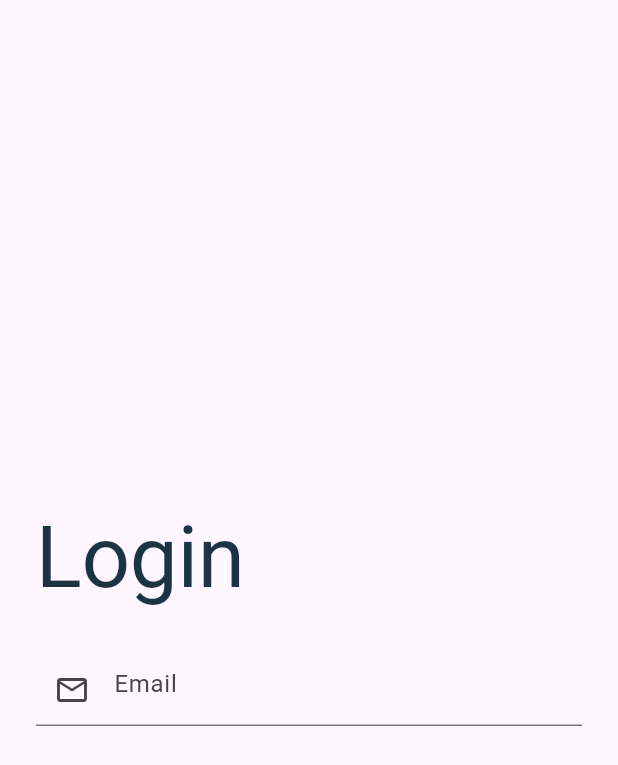
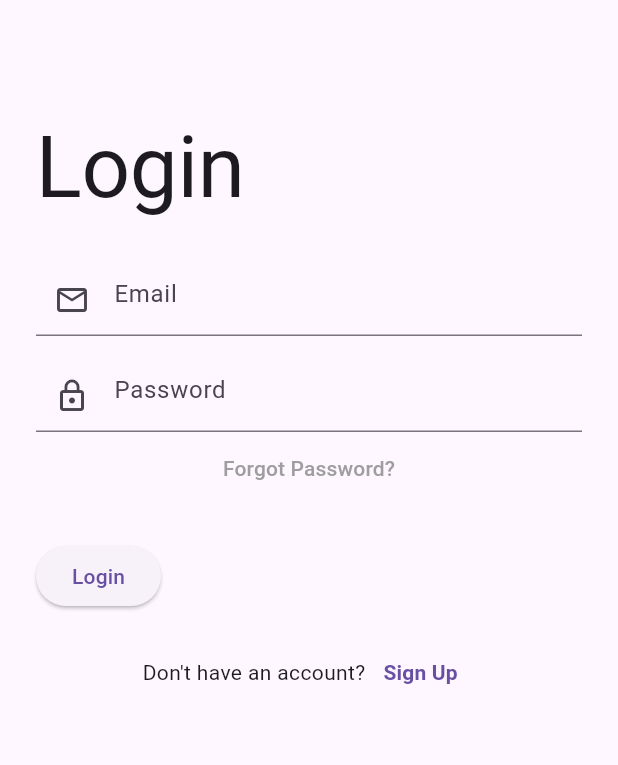
Before and after one commit to mti-prog/yntymak_mvp, a Flutter app: the screen it shows after launch, on a phone screen of 412 x 824 dp. Shown: the top 765 px of the screen. Run offline on Flutter 3.47's test engine with Material 3 defaults, Android fonts, the phone set to English and light mode, and no system bars.

Commit message:
third task completed

```diff
--- a/lib/screens/login_screen.dart
+++ b/lib/screens/login_screen.dart
@@ -1,35 +1,119 @@
 import 'package:flutter/material.dart';
+import 'sign_up_screen.dart'; // Импортируем экран регистрации
 
-class LoginScreen extends StatelessWidget {
+class LoginScreen extends StatefulWidget {
   const LoginScreen({super.key});
+
+  @override
+  State<LoginScreen> createState() => _LoginScreenState();
+}
+
+class _LoginScreenState extends State<LoginScreen> {
+  // Ключ для управления формой
+  final _formKey = GlobalKey<FormState>();
+
+  // Контроллеры для получения текста из полей
+  final _emailController = TextEditingController();
+  final _passwordController = TextEditingController();
+
+  // Логика нажатия на кнопку входа
+  void _submit() {
+    if (_formKey.currentState!.validate()) {
+      // Если валидация прошла успешно
+      print("Email: ${_emailController.text}");
+      ScaffoldMessenger.of(context).showSnackBar(
+        const SnackBar(content: Text('Входим в систему...')),
+      );
+    }
+  }
 
   @override
   Widget build(BuildContext context) {
     return Scaffold(
-      body: Padding(
+      body: SafeArea(
+        // Оборачиваем в SingleChildScrollView, чтобы не было Overflow при открытии клавиатуры
+        child: SingleChildScrollView(
           padding: const EdgeInsets.symmetric(horizontal: 24.0),
+          child: Form(
+            key: _formKey, // Привязываем ключ
             child: Column(
-          mainAxisAlignment: MainAxisAlignment.center,
               crossAxisAlignment: CrossAxisAlignment.start,
               children: [
-            // Заголовок Login
+                const SizedBox(height: 80),
                 Text(
                   'Login',
-              style: Theme.of(context).textTheme.displayLarge?.copyWith(
-                color: const Color(0xFF1B3344), // Темно-синий из темы
-              ),
+                  style: Theme.of(context).textTheme.displayLarge,
                 ),
                 const SizedBox(height: 32),
 
-            // Поле ввода Email
-            const TextField(
-              decoration: InputDecoration(
+                // Поле Email с валидацией
+                TextFormField(
+                  controller: _emailController,
+                  decoration: const InputDecoration(
                     hintText: 'Email',
                     prefixIcon: Icon(Icons.email_outlined),
                   ),
-              keyboardType: TextInputType.emailAddress,
+                  validator: (value) {
+                    if (value == null || !value.contains('@')) {
+                      return 'Введите корректный Email';
+                    }
+                    return null;
+                  },
+                ),
+                const SizedBox(height: 16),
+
+                // Поле Пароль
+                TextFormField(
+                  controller: _passwordController,
+                  obscureText: true, // Скрывает символы
+                  decoration: const InputDecoration(
+                    hintText: 'Password',
+                    prefixIcon: Icon(Icons.lock_outline),
+                  ),
+                  validator: (value) {
+                    if (value == null || value.length < 6) {
+                      return 'Пароль должен быть не менее 6 символов';
+                    }
+                    return null;
+                  },
+                ),
+
+                // Кнопка Forgot Password
+                Align(
+                  child: TextButton(
+                    onPressed: () {},
+                    child: const Text('Forgot Password?', style: TextStyle(color: Colors.grey)),
+                  )
+                ),
+                const SizedBox(height: 24),
+
+                // Кнопка входа
+                ElevatedButton(
+                  onPressed: _submit,
+                  child: const Text('Login'),
+                ),
+                const SizedBox(height: 16),
+
+                // Переход на регистрацию
+                Row(
+                  mainAxisAlignment: MainAxisAlignment.center,
+                  children: [
+                    const Text("Don't have an account?"),
+                    TextButton(
+                      onPressed: () {
+                        // Обычный переход, чтобы можно было вернуться
+                        Navigator.push(
+                          context,
+                          MaterialPageRoute(builder: (context) => const SignUpScreen()),
+                        );
+                      },
+                      child: const Text('Sign Up', style: TextStyle(fontWeight: FontWeight.bold)),
                     ),
                   ],
+                ),
+              ],
+            ),
+          ),
         ),
       ),
     );
--- a/lib/screens/splash_screen.dart
+++ b/lib/screens/splash_screen.dart
@@ -1,5 +1,6 @@
 import 'dart:async';
 import 'package:flutter/material.dart';
+import 'package:yntymak_mvp/core/app_theme.dart';
 import 'login_screen.dart';
 
 class SplashScreen extends StatefulWidget {
@@ -28,7 +29,7 @@ class _SplashScreenState extends State<SplashScreen> {
   @override
   Widget build(BuildContext context) {
     return const Scaffold(
-      backgroundColor: Color(0xFFF4F9F1), // Твой цвет из задания
+      backgroundColor: AppTheme.bgLight, // Твой цвет из задания
       body: Center(
         child: Image(
           image: AssetImage('assets/images/logo.jpg'),
```
Also changed, not shown: lib/screens/sign_up_screen.dart (added, +56 -0 lines), assets/images/logo.jpg (renamed from assets/image/logo.jpg). Lines whose indentation alone changed are shown as unchanged.
